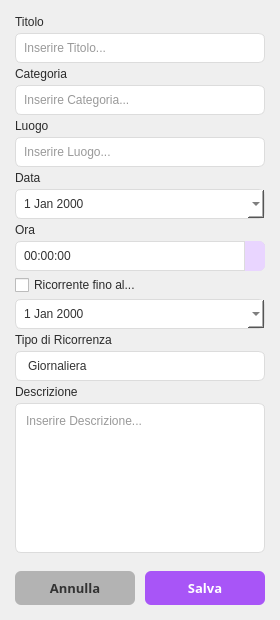
This is src/model/formappuntamento.ui in antotuf06/Progetto-PaO2026 as Qt 5 draws it before an edit. The edited form follows.
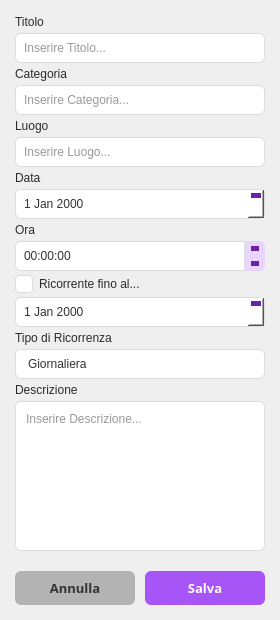
This is the edited form.

What changed in the file:
```diff
--- a/src/model/formappuntamento.ui
+++ b/src/model/formappuntamento.ui
@@ -70,13 +70,19 @@
 }
 
 QDateEdit::up-arrow, QTimeEdit::up-arrow, QDateTimeEdit::up-arrow {
-    width: 9px;
-    height: 9px;
+    width: 0px;
+    height: 0px;
+    border-left: 4px solid transparent;
+    border-right: 4px solid transparent;
+    border-bottom: 5px solid #6b21a8;
 }
 
 QDateEdit::down-arrow, QTimeEdit::down-arrow, QDateTimeEdit::down-arrow {
-    width: 9px;
-    height: 9px;
+    width: 0px;
+    height: 0px;
+    border-left: 4px solid transparent;
+    border-right: 4px solid transparent;
+    border-top: 5px solid #6b21a8;
 }
 
 
@@ -279,7 +285,21 @@
    <item>
     <widget class="QCheckBox" name="Ricorrenza">
      <property name="layoutDirection">
-      <enum>Qt::LayoutDirection::LeftToRight</enum>
+      <enum>Qt::LeftToRight</enum>
+     </property>
+     <property name="styleSheet">
+      <string notr="true">QCheckBox::indicator {
+    width: 16px;
+    height: 16px;
+    border: 1px solid #dcdcdc;
+    border-radius: 4px;
+    background-color: #ffffff;
+}
+
+QCheckBox::indicator:checked {
+    background-color: #a855f7;
+    border: 1px solid #a855f7;
+}</string>
      </property>
      <property name="text">
       <string>Ricorrente fino al...</string>
```
Left out of the diff: 2 changed lines with no effect on the pictures.
